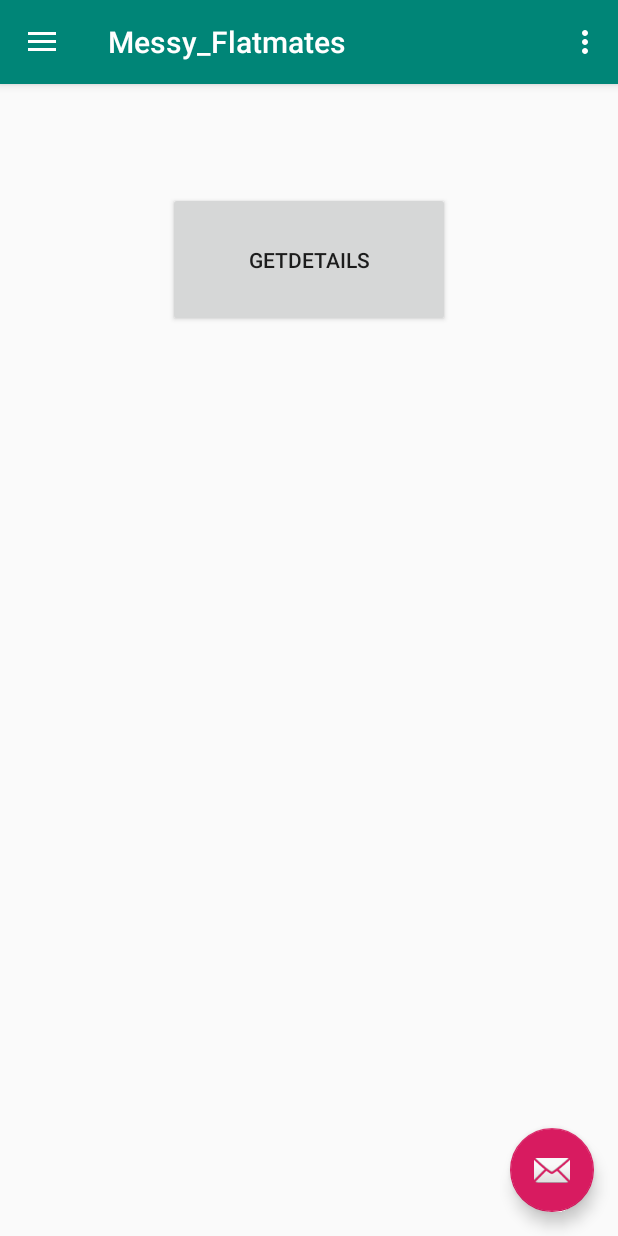
After one commit to JordanGardiner/Messy_Flatmates, an Android app: the fragment My_profile placed in its activity, on a phone screen of 412 x 824 dp. The commit adds this screen. Run offline under Robolectric (Android 15) with nearby library versions, the phone set to English and light mode, and no system bars.

Commit message:
Added a get user details function and button

```diff
--- a/app/src/main/java/com/example/messy_flatmates/Fragments/Login_Home_page.java
+++ b/app/src/main/java/com/example/messy_flatmates/Fragments/Login_Home_page.java
@@ -28,9 +28,6 @@ public class Login_Home_page extends Fragment {
 
         Connections connect = new Connections();
 
-
-
-
         Button login = myView.findViewById(R.id.login_homeLoginBtn);
         login.setOnClickListener(new View.OnClickListener() {
             @Override
@@ -51,7 +48,7 @@ public class Login_Home_page extends Fragment {
             }
         });
 
-        JSONObject response = connect.SendGetRequest( "/api/Status"); //@Todo add this to the get_request class
+        JSONObject response = connect.SendGetRequest( "/api/Status", null); //@Todo add this to the get_request class
 
         TextView statusBox = myView.findViewById(R.id.login_homeDbStatus);
         try {
--- /dev/null
+++ b/app/src/main/java/com/example/messy_flatmates/Fragments/My_profile.java
@@ -0,0 +1,57 @@
+package com.example.messy_flatmates.Fragments;
+
+import android.content.Context;
+import android.net.Uri;
+import android.os.Bundle;
+
+import androidx.fragment.app.Fragment;
+
+import android.view.LayoutInflater;
+import android.view.View;
+import android.view.ViewGroup;
+import android.widget.Button;
+
+import com.example.messy_flatmates.Extra_Code;
+import com.example.messy_flatmates.R;
+import com.example.messy_flatmates.db.Connections;
+import com.example.messy_flatmates.db.Get_requests;
+import com.example.messy_flatmates.db.InternalDBHandler;
+
+import org.json.JSONObject;
+
+public class My_profile extends Fragment {
+
+    public My_profile() {
+        // Required empty public constructor
+    }
+
+    View myView;
+    @Override
+    public View onCreateView(LayoutInflater inflater, ViewGroup container,
+                             Bundle savedInstanceState) {
+        myView = inflater.inflate(R.layout.my_profile_layout, container, false);
+
+        final Extra_Code wrapper = new Extra_Code();
+        final Get_requests get_requests = new Get_requests();
+        InternalDBHandler internalDBHandler = new InternalDBHandler(getContext());
+
+        final String token = internalDBHandler.getToken();
+
+        Button getUserBtn = myView.findViewById(R.id.my_profileGetDetailsBtn);
+        getUserBtn.setOnClickListener(new View.OnClickListener() {
+            @Override
+            public void onClick(View view) {
+                if(token == null){
+                    wrapper.createDialog(getContext(), "Oops!", "Token unavailable");
+                }
+                JSONObject response = get_requests.Get_UserSelf(token);
+                wrapper.createDialog(getContext(), "Response body", response.toString()).show();
+            }
+        });
+
+
+
+        return myView;
+    }
+
+}
--- a/app/src/main/java/com/example/messy_flatmates/MainActivity.java
+++ b/app/src/main/java/com/example/messy_flatmates/MainActivity.java
@@ -7,6 +7,7 @@ import com.example.messy_flatmates.Fragments.Create_task_fragment;
 import com.example.messy_flatmates.Fragments.Group_fragment;
 import com.example.messy_flatmates.Fragments.Leaderboard_fragment;
 import com.example.messy_flatmates.Fragments.Login_Home_page;
+import com.example.messy_flatmates.Fragments.My_profile;
 import com.example.messy_flatmates.Fragments.My_task_fragment;
 import com.example.messy_flatmates.Fragments.Settings_fragment;
 import com.example.messy_flatmates.db.InternalDBHandler;
@@ -117,6 +118,8 @@ public class MainActivity extends AppCompatActivity
                 fragment_manager.beginTransaction().replace(R.id.content_frame, new Group_fragment()).commit();
             } else if (id == R.id.nav_leaderboard) {
                 fragment_manager.beginTransaction().replace(R.id.content_frame, new Leaderboard_fragment()).commit();
+            } else if(id == R.id.nav_profile){
+                fragment_manager.beginTransaction().replace(R.id.content_frame, new My_profile()).commit();
             } else if (id == R.id.nav_settings) {
                 Settings_fragment settings_fragment = new Settings_fragment();
                 settings_fragment.setArguments(bundle);
@@ -133,6 +136,8 @@ public class MainActivity extends AppCompatActivity
                 fragment_manager.beginTransaction().replace(R.id.content_frame, new Group_fragment()).commit();
             } else if (id == R.id.nav_leaderboard) {
                 fragment_manager.beginTransaction().replace(R.id.content_frame, new Leaderboard_fragment()).commit();
+            } else if(id == R.id.nav_profile){
+                fragment_manager.beginTransaction().replace(R.id.content_frame, new My_profile()).commit();
             } else if (id == R.id.nav_settings) {
                 Settings_fragment settings_fragment = new Settings_fragment();
                 settings_fragment.setArguments(bundle);
--- /dev/null
+++ b/app/src/main/res/layout/my_profile_layout.xml
@@ -0,0 +1,21 @@
+<?xml version="1.0" encoding="utf-8"?>
+<androidx.constraintlayout.widget.ConstraintLayout xmlns:android="http://schemas.android.com/apk/res/android"
+    xmlns:app="http://schemas.android.com/apk/res-auto"
+    xmlns:tools="http://schemas.android.com/tools"
+    android:layout_width="match_parent"
+    android:layout_height="match_parent"
+    tools:context=".Fragments.My_profile">
+
+    <Button
+        android:id="@+id/my_profileGetDetailsBtn"
+        android:layout_width="188dp"
+        android:layout_height="90dp"
+        android:layout_marginStart="8dp"
+        android:layout_marginTop="72dp"
+        android:layout_marginEnd="92dp"
+        android:text="getDetails"
+        app:layout_constraintEnd_toEndOf="parent"
+        app:layout_constraintHorizontal_bias="0.837"
+        app:layout_constraintStart_toStartOf="parent"
+        app:layout_constraintTop_toTopOf="parent" />
+</androidx.constraintlayout.widget.ConstraintLayout>
--- a/app/src/main/res/menu/activity_main_drawer.xml
+++ b/app/src/main/res/menu/activity_main_drawer.xml
@@ -29,9 +29,9 @@
     <item android:title="Other">
         <menu>
             <item
-                android:id="@+id/nav_share"
+                android:id="@+id/nav_profile"
                 android:icon="@drawable/ic_menu_share"
-                android:title="@string/menu_share" />
+                android:title="Profile" />
             <item
                 android:id="@+id/nav_settings"
                 android:icon="@drawable/ic_menu_send"
```
Also changed, not shown: app/src/main/java/com/example/messy_flatmates/db/Connections.java (+11 -3 lines), app/src/main/java/com/example/messy_flatmates/db/Get_requests.java (+15 -0 lines).
